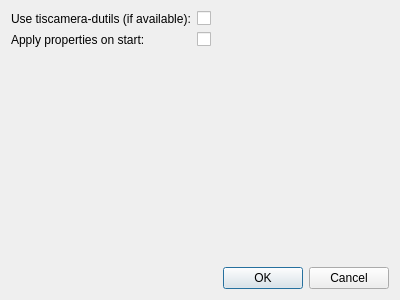
Old version of the form tools/tcam-capture/optionsdialog.ui in the repository TheImagingSource/tiscamera.
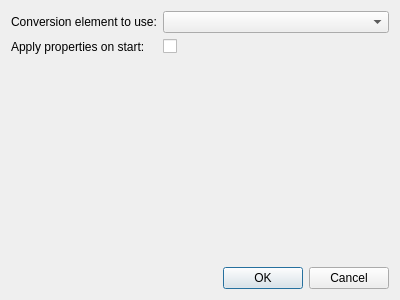
New version of the form.

Commit message: tcam-capture: Replace `use-dutils` with conversion-element drop-down

Diff of the .ui file:
```diff
--- a/tools/tcam-capture/optionsdialog.ui
+++ b/tools/tcam-capture/optionsdialog.ui
@@ -14,17 +14,10 @@
    <string>tcam-capture - Options</string>
   </property>
   <layout class="QFormLayout" name="formLayout_2">
-   <item row="0" column="1">
-    <widget class="QCheckBox" name="check_dutils">
-     <property name="text">
-      <string/>
-     </property>
-    </widget>
-   </item>
    <item row="0" column="0">
     <widget class="QLabel" name="label">
      <property name="text">
-      <string>Use tiscamera-dutils (if available):</string>
+      <string>Conversion element to use:</string>
      </property>
     </widget>
    </item>
@@ -65,6 +58,9 @@
      </property>
     </widget>
    </item>
+   <item row="0" column="1">
+    <widget class="QComboBox" name="combo_convert_options"/>
+   </item>
   </layout>
  </widget>
  <resources/>
```
The commit also changes 2 other files.
